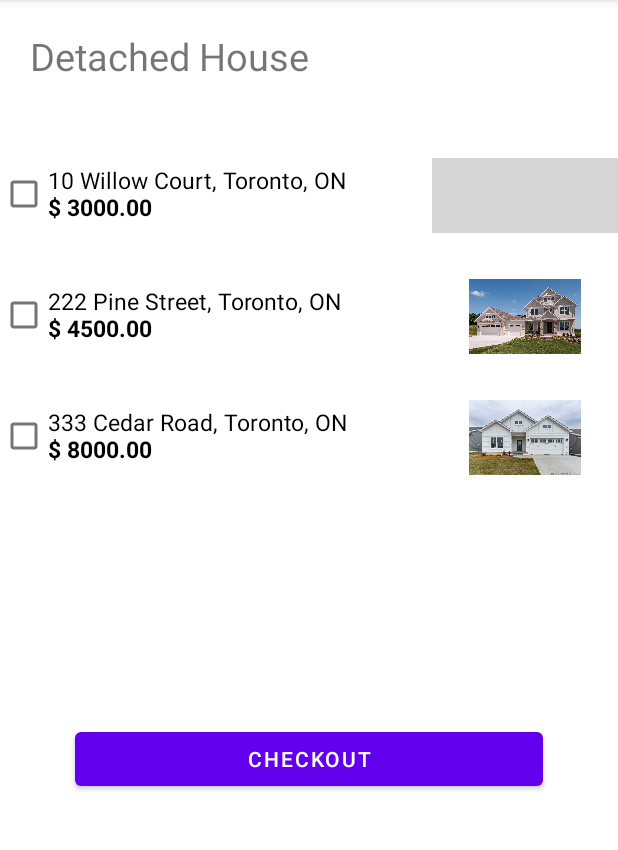
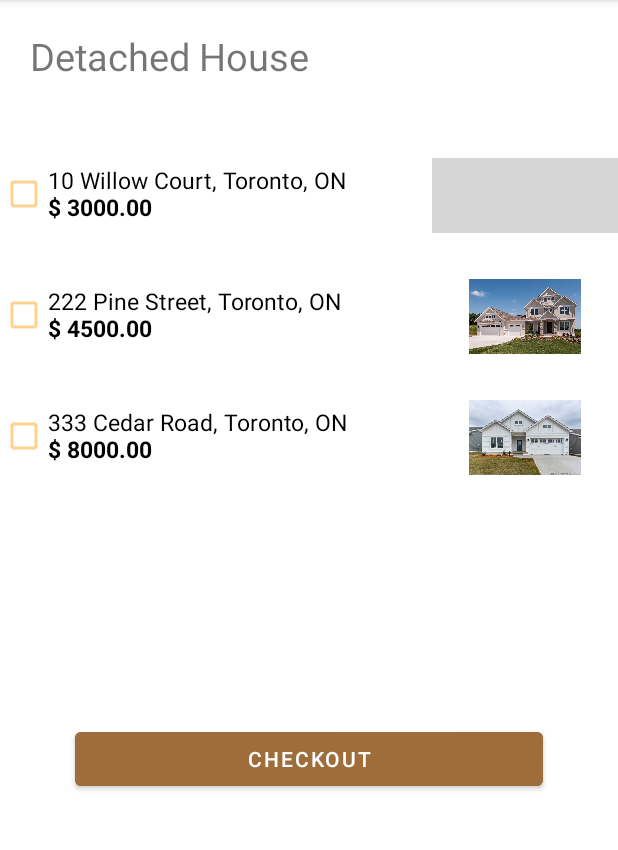
Before and after one commit to Kuga-Yoha/LeaseOrRentHomeApplication, an Android app: the DetachedHomes screen opened directly, with no data from a screen before it, on a phone screen of 412 x 824 dp, the part 84-934 px from its top. Run offline under Robolectric (Android 15) with nearby library versions, the phone set to English and light mode, and no system bars; grey boxes are pictures that could not be loaded.

Commit message:
Created New Activity and changes some colors acc. to theme color

```diff
--- a/app/src/main/res/layout/activity_detached_homes.xml
+++ b/app/src/main/res/layout/activity_detached_homes.xml
@@ -18,7 +18,8 @@
             android:layout_marginBottom="15dp"
             android:padding="20dp"
             android:text="@string/menu_item_detached_house"
-            android:textSize="25sp" />
+            android:textSize="25sp"
+            tools:ignore="MissingConstraints" />
 
         <LinearLayout
             android:layout_width="match_parent"
@@ -26,7 +27,8 @@
             android:layout_marginTop="15dp"
             android:layout_marginBottom="15dp"
             android:orientation="horizontal"
-            android:textAlignment="center">
+            android:textAlignment="center"
+            tools:ignore="MissingConstraints">
 
             <CheckBox
                 android:id="@+id/checkbox_detached_home_one"
@@ -34,7 +36,8 @@
                 android:layout_height="wrap_content"
                 android:layout_weight="0.7"
                 android:text="@string/detached_home_one"
-                android:textSize="15sp" />
+                android:textSize="15sp"
+                android:buttonTint="@color/grandis"/>
 
             <ImageView
                 android:id="@+id/image_apartment_one"
@@ -52,7 +55,8 @@
             android:layout_marginTop="15dp"
             android:layout_marginBottom="15dp"
             android:orientation="horizontal"
-            android:textAlignment="center">
+            android:textAlignment="center"
+            tools:ignore="MissingConstraints">
 
             <CheckBox
                 android:id="@+id/checkbox_detached_home_two"
@@ -60,7 +64,8 @@
                 android:layout_height="wrap_content"
                 android:layout_weight="0.7"
                 android:text="@string/detached_home_two"
-                android:textSize="15sp" />
+                android:textSize="15sp"
+                android:buttonTint="@color/grandis"/>
 
             <ImageView
                 android:id="@+id/image_apartment_two"
@@ -78,7 +83,8 @@
             android:layout_marginTop="15dp"
             android:layout_marginBottom="15dp"
             android:orientation="horizontal"
-            android:textAlignment="center">
+            android:textAlignment="center"
+            tools:ignore="MissingConstraints">
 
             <CheckBox
                 android:id="@+id/checkbox_detached_home_three"
@@ -86,7 +92,8 @@
                 android:layout_height="wrap_content"
                 android:layout_weight="0.7"
                 android:text="@string/detached_home_three"
-                android:textSize="15sp" />
+                android:textSize="15sp"
+                android:buttonTint="@color/grandis"/>
 
             <ImageView
                 android:id="@+id/image_apartment_three"
@@ -106,8 +113,10 @@
             android:layout_marginTop="150dp"
             android:layout_marginEnd="50dp"
             android:text="@string/checkout_button_text"
-            android:textAlignment="center" />
-
+            android:textAlignment="center"
+            android:backgroundTint="@color/earth"
+            tools:ignore="MissingConstraints"
+            />
     </LinearLayout>
 
 </androidx.constraintlayout.widget.ConstraintLayout>
```
Also changed, not shown: app/src/main/AndroidManifest.xml (+21 -16 lines), app/src/main/java/com/example/leaseorrenthomeapplication/Apartments.kt (+30 -6 lines), app/src/main/java/com/example/leaseorrenthomeapplication/CondominiumApartments.kt (+31 -6 lines), app/src/main/java/com/example/leaseorrenthomeapplication/DetachedHomes.kt (+31 -6 lines), app/src/main/java/com/example/leaseorrenthomeapplication/Detail.kt (added, +26 -0 lines), app/src/main/java/com/example/leaseorrenthomeapplication/Homes.kt (deleted, +0 -14 lines), app/src/main/java/com/example/leaseorrenthomeapplication/SemiDetachedHomes.kt (+31 -6 lines), app/src/main/java/com/example/leaseorrenthomeapplication/TownHouses.kt (+31 -6 lines), app/src/main/res/layout/activity_apartments.xml (+8 -4 lines), app/src/main/res/layout/activity_condominium_apartments.xml (+8 -4 lines), app/src/main/res/layout/activity_detail.xml (added, +41 -0 lines), app/src/main/res/layout/activity_homes.xml (deleted, +0 -9 lines), app/src/main/res/layout/activity_semi_detached_homes.xml (+10 -5 lines), app/src/main/res/layout/activity_town_houses.xml (+8 -4 lines).
